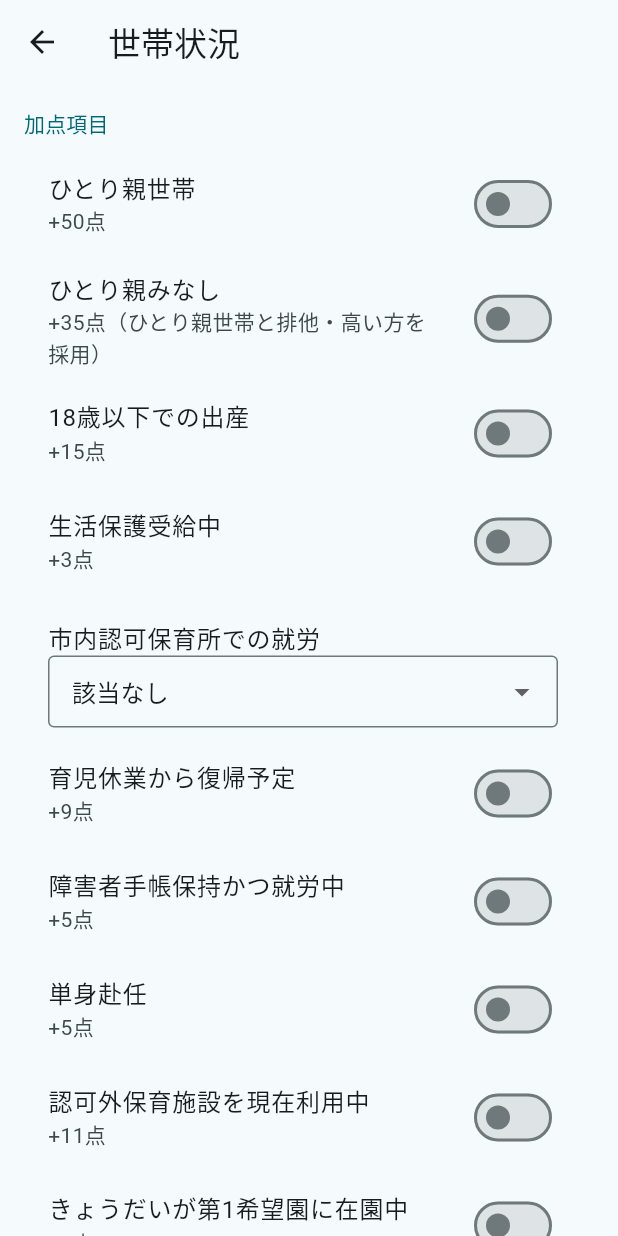
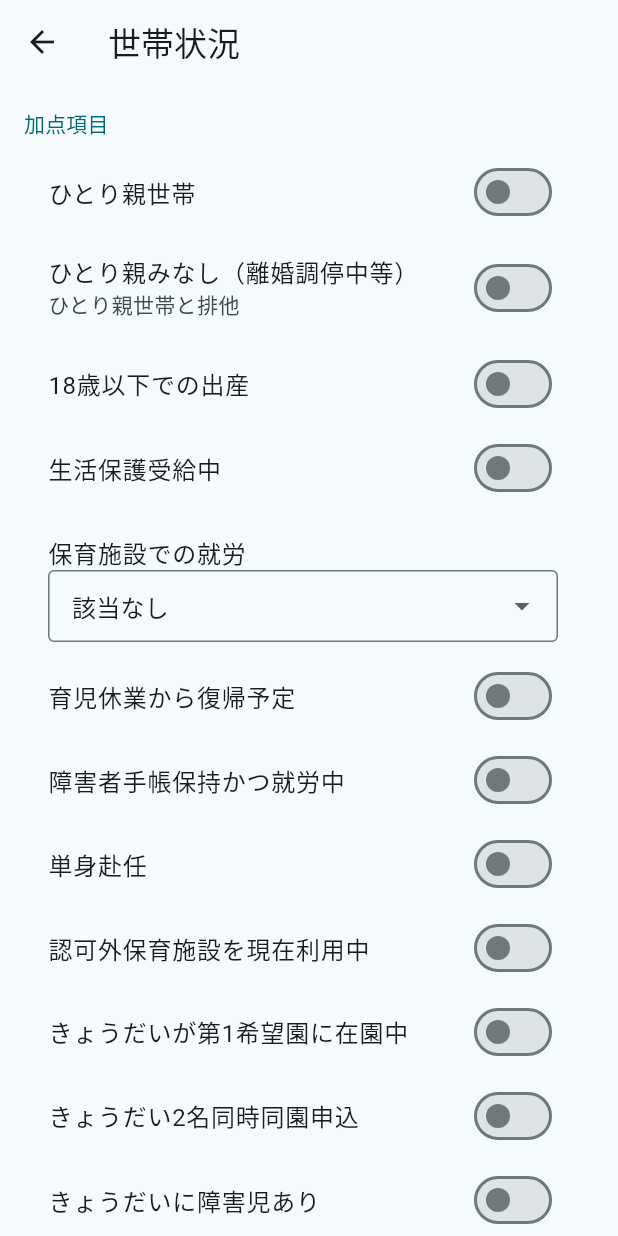
Before and after one commit to oshima0627/hokatsu-score, a Flutter app: the FamilyInputScreen screen opened directly, on a phone screen of 412 x 824 dp. Run offline on Flutter 3.47's test engine with Material 3 defaults, Android fonts, the phone set to English and light mode, and no system bars; our stand-ins replace flutter_riverpod, flutter_secure_storage, google_mobile_ads, share_plus; accounts and stored records are empty.

Commit message:
fix: レビュー指摘 High 5件を修正
H1: 調整指数画面の配点ハードコード解消
- 全SwitchListTileのsubtitleから那覇市固定の点数表記を除去
- 自治体ごとに異なる配点でユーザーに誤情報を与えない設計に変更

H3: ひとり親世帯のUI排他制御を追加
- isSingleParent ON → isPseudoSingleParent を自動OFF（逆も同様）
- ロジック側のmath.max()と合わせて二重の安全策

H4: docs/architecture.md の未実装 score_card_widget.dart 記載を削除

H5: SecureStorage から未使用の saveMunicipality/loadMunicipality を削除
- Municipality enum の import も除去

H6: 全テストファイル（8件）の import を package:flutter_test に統一
- package:test → package:flutter_test/flutter_test.dart

https://claude.ai/code/session_017LHHiZUwut3nYU2uydcQtq

```diff
--- a/lib/screens/family_input_screen.dart
+++ b/lib/screens/family_input_screen.dart
@@ -19,39 +19,40 @@ class FamilyInputScreen extends ConsumerWidget {
       body: ListView(
         padding: const EdgeInsets.all(16),
         children: [
-          // ── 加点項目 ─────────────────────────
           _SectionHeader('加点項目'),
 
           SwitchListTile(
             title: const Text('ひとり親世帯'),
-            subtitle: const Text('+50点'),
             value: family.isSingleParent,
-            onChanged: (v) => notifier.updateSingleParent(v),
+            onChanged: (v) {
+              notifier.updateSingleParent(v);
+              if (v) notifier.updatePseudoSingleParent(false);
+            },
           ),
           SwitchListTile(
-            title: const Text('ひとり親みなし'),
-            subtitle: const Text('+35点（ひとり親世帯と排他・高い方を採用）'),
+            title: const Text('ひとり親みなし（離婚調停中等）'),
+            subtitle: const Text('ひとり親世帯と排他'),
             value: family.isPseudoSingleParent,
-            onChanged: (v) => notifier.updatePseudoSingleParent(v),
+            onChanged: (v) {
+              notifier.updatePseudoSingleParent(v);
+              if (v) notifier.updateSingleParent(false);
+            },
           ),
           SwitchListTile(
             title: const Text('18歳以下での出産'),
-            subtitle: const Text('+15点'),
             value: family.isYoungParent,
             onChanged: (v) => notifier.updateYoungParent(v),
           ),
           SwitchListTile(
             title: const Text('生活保護受給中'),
-            subtitle: const Text('+3点'),
             value: family.isOnWelfare,
             onChanged: (v) => notifier.updateOnWelfare(v),
           ),
 
           const SizedBox(height: 8),
 
-          // 保育士・支援員
           ListTile(
-            title: const Text('市内認可保育所での就労'),
+            title: const Text('保育施設での就労'),
             subtitle: DropdownButtonFormField<NurseryWorkerType>(
               value: family.nurseryWorkerType,
               decoration: const InputDecoration(
@@ -61,7 +62,7 @@ class FamilyInputScreen extends ConsumerWidget {
               items: NurseryWorkerType.values
                   .map((t) => DropdownMenuItem(
                         value: t,
-                        child: Text(_nurseryWorkerLabel(t)),
+                        child: Text(t.displayName),
                       ))
                   .toList(),
               onChanged: (v) {
@@ -72,75 +73,64 @@ class FamilyInputScreen extends ConsumerWidget {
 
           SwitchListTile(
             title: const Text('育児休業から復帰予定'),
-            subtitle: const Text('+9点'),
             value: family.returningFromLeave,
             onChanged: (v) => notifier.updateReturningFromLeave(v),
           ),
           SwitchListTile(
             title: const Text('障害者手帳保持かつ就労中'),
-            subtitle: const Text('+5点'),
             value: family.hasDisabilityAndWorks,
             onChanged: (v) => notifier.updateHasDisabilityAndWorks(v),
           ),
           SwitchListTile(
             title: const Text('単身赴任'),
-            subtitle: const Text('+5点'),
             value: family.isTransferredAway,
             onChanged: (v) => notifier.updateTransferredAway(v),
           ),
           SwitchListTile(
             title: const Text('認可外保育施設を現在利用中'),
-            subtitle: const Text('+11点'),
             value: family.isUsingNinkagai,
             onChanged: (v) => notifier.updateUsingNinkagai(v),
           ),
           SwitchListTile(
             title: const Text('きょうだいが第1希望園に在園中'),
-            subtitle: const Text('+7点'),
             value: family.siblingAtFirstChoiceNursery,
             onChanged: (v) => notifier.updateSiblingAtFirstChoiceNursery(v),
           ),
           SwitchListTile(
             title: const Text('きょうだい2名同時同園申込'),
-            subtitle: const Text('+6点'),
             value: family.twoSiblingsApplyingSameNursery,
             onChanged: (v) =>
                 notifier.updateTwoSiblingsApplyingSameNursery(v),
           ),
           SwitchListTile(
             title: const Text('きょうだいに障害児あり'),
-            subtitle: const Text('+5点'),
             value: family.siblingHasDisability,
             onChanged: (v) => notifier.updateSiblingHasDisability(v),
           ),
           SwitchListTile(
             title: const Text('地域型保育園卒園児'),
-            subtitle: const Text('+100点'),
             value: family.isGraduatingFromSmallNursery,
             onChanged: (v) => notifier.updateGraduatingFromSmallNursery(v),
           ),
 
           const Divider(height: 32),
 
-          // ── 減点項目 ─────────────────────────
           _SectionHeader('減点項目', isNegative: true),
 
           SwitchListTile(
-            title: const Text('65歳未満の近居祖父母が保育可能'),
-            subtitle: const Text('-3点'),
+            title: const Text('65歳未満の同居者が保育可能'),
             value: family.grandparentCanCare,
             onChanged: (v) => notifier.updateGrandparentCanCare(v),
           ),
           SwitchListTile(
             title: const Text('保育料の滞納あり'),
-            subtitle: const Text('-20点'),
             value: family.hasUnpaidFees,
             onChanged: (v) => notifier.updateUnpaidFees(v),
           ),
           SwitchListTile(
             title: const Text('希望園に入れない場合、育休延長を許容する'),
             subtitle: Text(
-              '-500点（事実上の辞退扱い）',
+              '大幅な減点対象（事実上の辞退扱い）',
               style: TextStyle(color: Theme.of(context).colorScheme.error),
             ),
             value: family.acceptsLeaveExtension,
@@ -149,7 +139,6 @@ class FamilyInputScreen extends ConsumerWidget {
 
           const SizedBox(height: 32),
 
-          // 計算ボタン
           FilledButton.icon(
             onPressed: () => Navigator.push(
               context,
@@ -161,17 +150,6 @@ class FamilyInputScreen extends ConsumerWidget {
         ],
       ),
     );
-  }
-
-  String _nurseryWorkerLabel(NurseryWorkerType type) {
-    switch (type) {
-      case NurseryWorkerType.none:
-        return '該当なし';
-      case NurseryWorkerType.nurseryWorker:
-        return '保育士（+50点）';
-      case NurseryWorkerType.childcareSupporter:
-        return '子育て支援員（+20点）';
-    }
   }
 }
 
```
Also changed, not shown: lib/storage/secure_storage.dart (+0 -21 lines), 9 other files.
